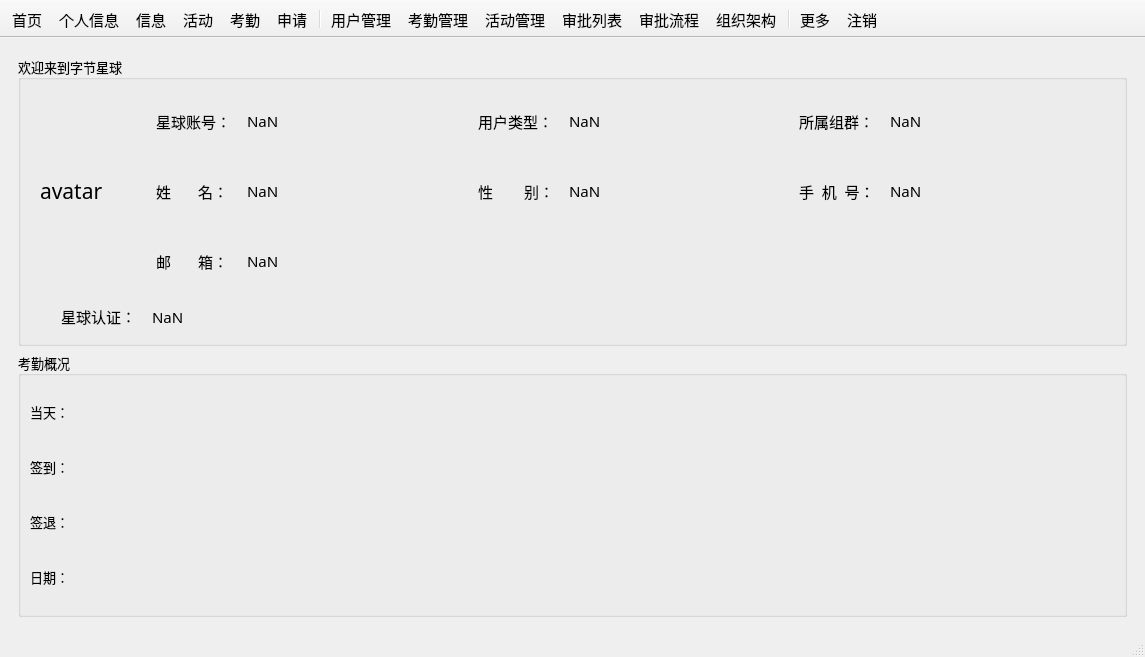
csthenry/weplanet-desktop, file mainwindow.ui: the form before one commit.
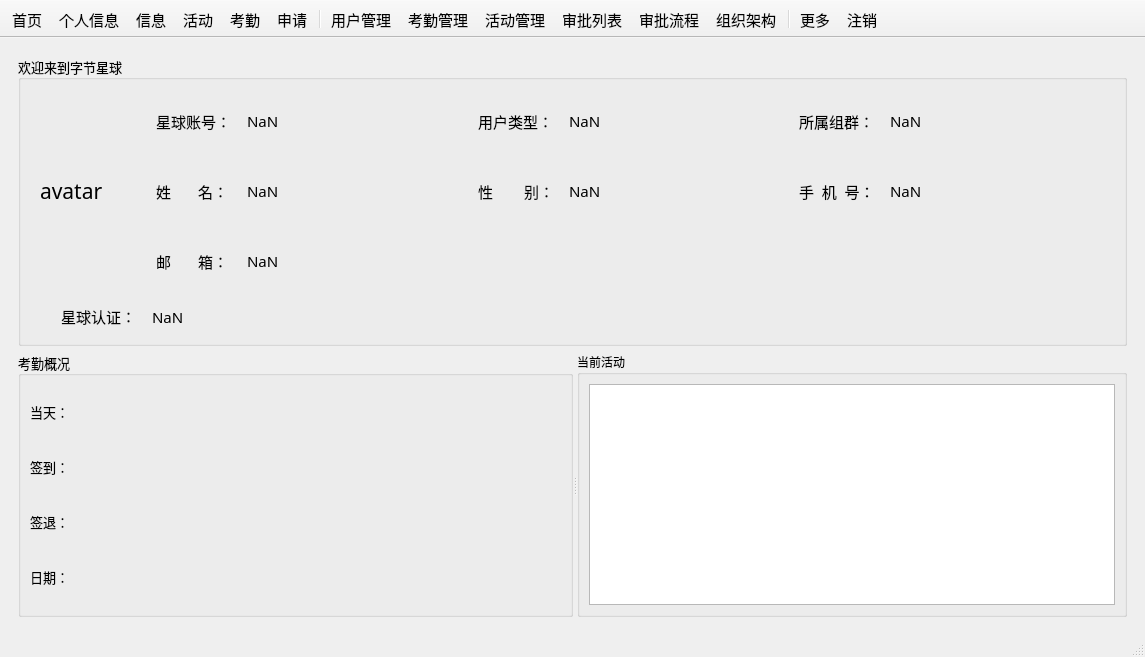
The form after the commit. The open tabs and pages were chosen to show the change. Icons and pictures are not drawn.

Commit message: 修复重复签退的bug。

Patch:
```diff
--- a/mainwindow.ui
+++ b/mainwindow.ui
@@ -32,7 +32,7 @@
        <number>5</number>
       </property>
       <widget class="QWidget" name="home">
-       <layout class="QGridLayout" name="gridLayout_20">
+       <layout class="QGridLayout" name="gridLayout_40">
         <item row="0" column="0">
          <widget class="QGroupBox" name="groupBox">
           <property name="minimumSize">
@@ -486,10 +486,14 @@
          </widget>
         </item>
         <item row="1" column="0">
+         <widget class="QSplitter" name="splitter_3">
+          <property name="orientation">
+           <enum>Qt::Horizontal</enum>
+          </property>
          <widget class="QGroupBox" name="groupBox_2">
           <property name="minimumSize">
            <size>
-            <width>0</width>
+             <width>530</width>
             <height>265</height>
            </size>
           </property>
@@ -508,7 +512,7 @@
           <property name="title">
            <string>考勤概况</string>
           </property>
-          <layout class="QGridLayout" name="gridLayout_40">
+           <layout class="QGridLayout" name="gridLayout_44">
            <item row="0" column="0">
             <layout class="QGridLayout" name="gridLayout_39">
              <item row="0" column="0">
@@ -669,11 +673,28 @@
             <widget class="QGraphicsView" name="graphicsView_attend_2">
              <property name="styleSheet">
               <string notr="true">background: transparent;
-margin: 10px 5px;</string>
+margin: 0px 5px;</string>
              </property>
             </widget>
            </item>
           </layout>
+          </widget>
+          <widget class="QGroupBox" name="groupBox_32">
+           <property name="minimumSize">
+            <size>
+             <width>550</width>
+             <height>0</height>
+            </size>
+           </property>
+           <property name="title">
+            <string>当前活动</string>
+           </property>
+           <layout class="QGridLayout" name="gridLayout_20">
+            <item row="0" column="0">
+             <widget class="QTableView" name="tableView"/>
+            </item>
+           </layout>
+          </widget>
          </widget>
         </item>
        </layout>
```
Left out of the diff: 2 changed lines with no effect on the pictures. Lines whose indentation alone changed are shown as unchanged. The commit also changes 1 other file.
